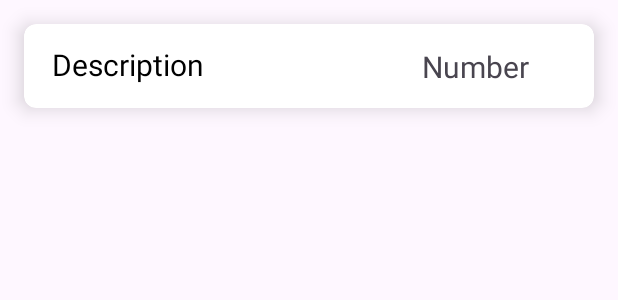
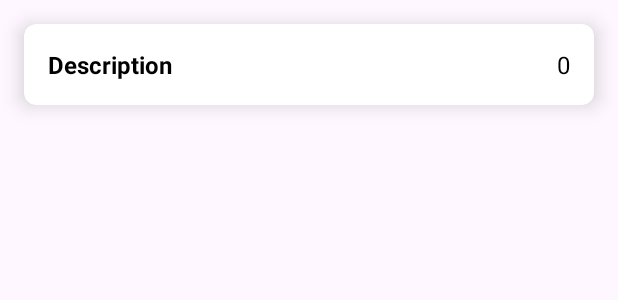
Before and after one commit to JordanKef/Restaurant_PDA, an Android app: the layout item_list.xml on its own in the app's theme, with its tools: preview values and no code run, on a phone screen of 412 x 824 dp. Shown: the top 300 px of the screen. Run offline under Robolectric (Android 15) with nearby library versions, the phone set to English and light mode, and no system bars.

```diff
--- a/app/src/main/java/com/example/restaurantpda/SqlFinder.java
+++ b/app/src/main/java/com/example/restaurantpda/SqlFinder.java
@@ -15,7 +15,9 @@ public class SqlFinder extends SQLiteOpenHelper {
 
     @Override
     public void onCreate(SQLiteDatabase db) {
+
         // Δημιουργία πίνακα προϊόντων
+
         db.execSQL("CREATE TABLE items (" +
                 "id INTEGER PRIMARY KEY AUTOINCREMENT, " +
                 "tableNumber TEXT, " +
--- a/app/src/main/res/layout/item_list.xml
+++ b/app/src/main/res/layout/item_list.xml
@@ -1,51 +1,44 @@
 <?xml version="1.0" encoding="utf-8"?>
 <androidx.cardview.widget.CardView xmlns:android="http://schemas.android.com/apk/res/android"
-    xmlns:tools="http://schemas.android.com/tools"
+    xmlns:app="http://schemas.android.com/apk/res-auto"
     android:layout_width="match_parent"
     android:layout_height="wrap_content"
-    android:name="android.permission.INTERNET"
-    xmlns:app="http://schemas.android.com/apk/res-auto"
-    app:cardElevation="8dp"
+    android:layout_margin="16dp"
     app:cardCornerRadius="8dp"
-    android:layout_margin="16dp">
+    app:cardElevation="8dp">
 
     <androidx.constraintlayout.widget.ConstraintLayout
         android:layout_width="match_parent"
-        android:layout_height="match_parent">
+        android:layout_height="wrap_content"
+        android:padding="16dp">
 
+        <!-- Όνομα Προϊόντος -->
         <TextView
             android:id="@+id/item_name"
-            android:layout_width="242dp"
-            android:layout_height="54dp"
-            android:layout_marginStart="5dp"
-            android:layout_marginEnd="10dp"
-            android:layout_marginBottom="1dp"
-            android:padding="13dp"
+            android:layout_width="0dp"
+            android:layout_height="wrap_content"
+            android:layout_marginEnd="8dp"
             android:text="Description"
             android:textColor="@color/black"
-            android:textSize="20dp"
-            app:layout_constraintBottom_toBottomOf="parent"
-            app:layout_constraintEnd_toEndOf="parent"
-            app:layout_constraintHorizontal_bias="0.0"
+            android:textSize="16sp"
+            android:textStyle="bold"
+            app:layout_constraintEnd_toStartOf="@id/item_quantity"
             app:layout_constraintStart_toStartOf="parent"
             app:layout_constraintTop_toTopOf="parent"
-            app:layout_constraintVertical_bias="0.0" />
+            app:layout_constraintBottom_toBottomOf="parent" />
 
+        <!-- Ποσότητα Προϊόντος -->
         <TextView
             android:id="@+id/item_quantity"
-            android:padding="13dp"
-            android:textSize="20dp"
-            android:layout_width="120dp"
-            android:layout_height="51dp"
-            android:layout_marginStart="4dp"
-            android:layout_marginTop="1dp"
-            android:layout_marginEnd="8dp"
-            android:layout_marginBottom="3dp"
-            android:text="Number"
-            app:layout_constraintBottom_toBottomOf="parent"
+            android:layout_width="wrap_content"
+            android:layout_height="wrap_content"
+            android:text="0"
+            android:textColor="@color/black"
+            android:textSize="16sp"
+            android:gravity="center"
             app:layout_constraintEnd_toEndOf="parent"
-            app:layout_constraintStart_toEndOf="@+id/item_name"
-            app:layout_constraintTop_toTopOf="parent" />
+            app:layout_constraintTop_toTopOf="parent"
+            app:layout_constraintBottom_toBottomOf="parent" />
 
     </androidx.constraintlayout.widget.ConstraintLayout>
 </androidx.cardview.widget.CardView>
```
Also changed, not shown: app/src/main/java/com/example/restaurantpda/EditProduct.java (added, +77 -0 lines), app/src/main/java/com/example/restaurantpda/MenuItem.java (+30 -4 lines), app/src/main/java/com/example/restaurantpda/OrderManager.java (+9 -13 lines), app/src/main/java/com/example/restaurantpda/RVAdapter.java (added, +69 -0 lines).
